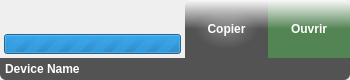
Qt form src/common/view/devicespanel/deviceview.ui (filesdnd/filesdnd-qt) before a commit.
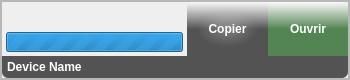
The same form after that commit. Icons and pictures are not drawn.

Diff of the .ui file:
```diff
--- a/src/common/view/devicespanel/deviceview.ui
+++ b/src/common/view/devicespanel/deviceview.ui
@@ -37,9 +37,6 @@
   <property name="autoFillBackground">
    <bool>false</bool>
   </property>
-  <property name="styleSheet">
-   <string notr="true">border: 0px;</string>
-  </property>
   <layout class="QVBoxLayout" name="verticalLayout">
    <property name="spacing">
     <number>0</number>
```
